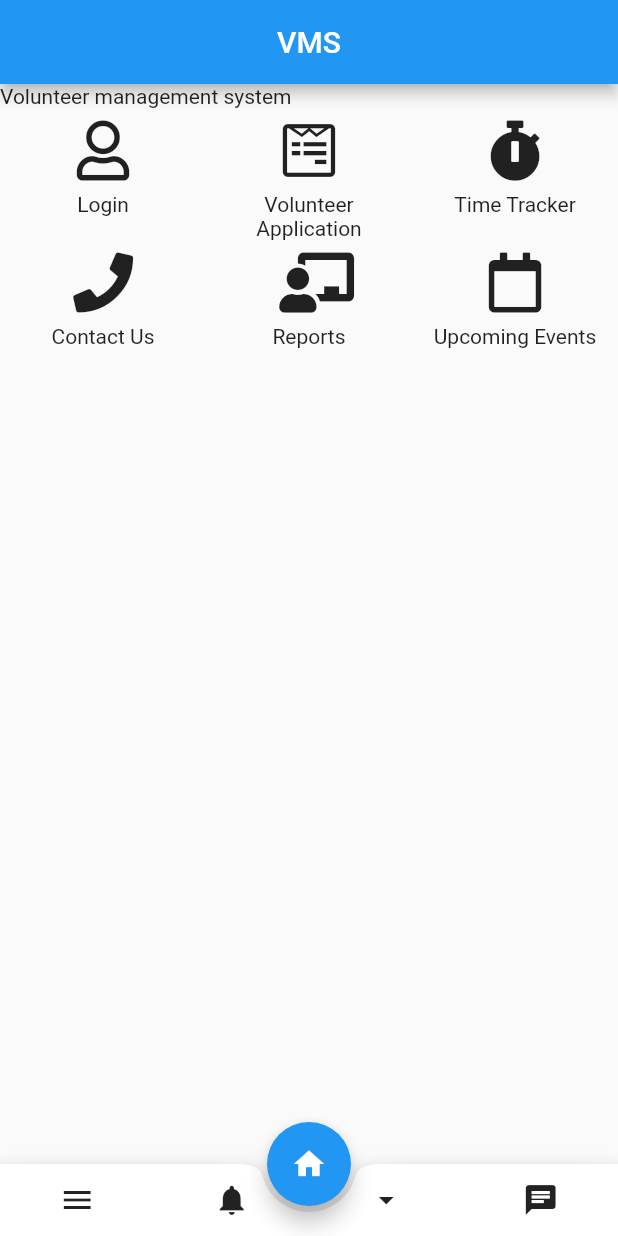
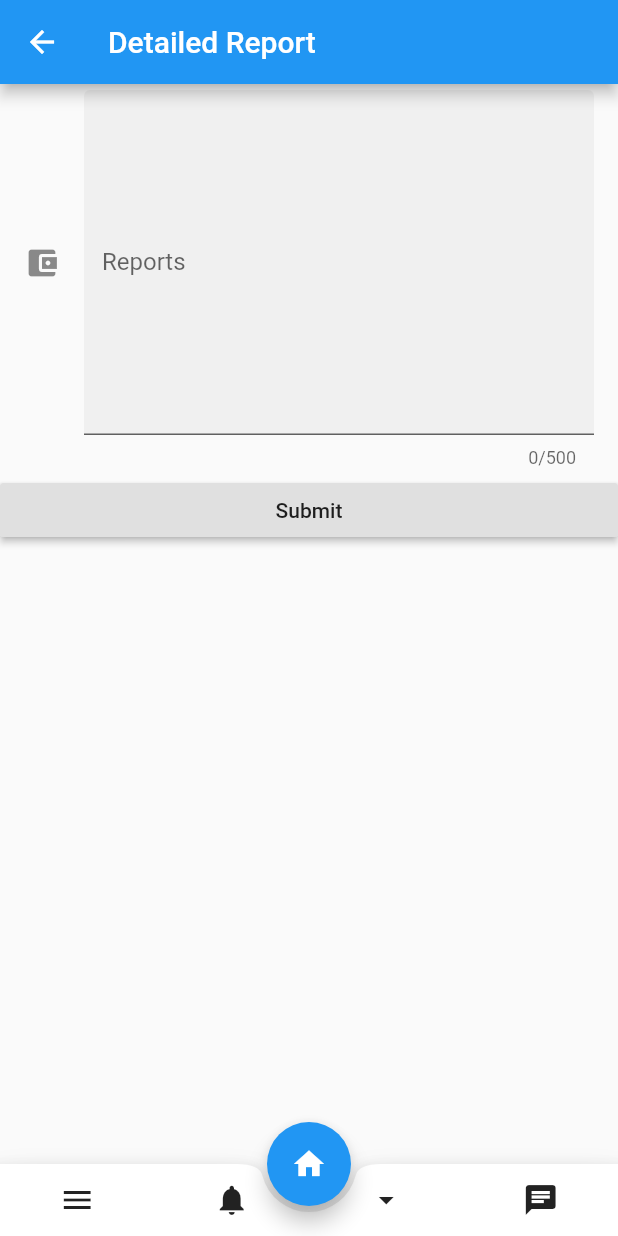
Before and after one commit to ce-akhil/Volunteer-Management-System, a Flutter app: the screen it shows after launch, after a tap on an icon or button, on a phone screen of 412 x 824 dp. Run offline on Flutter 3.47's test engine with Material 2 defaults, Android fonts, the phone set to English and light mode, and no system bars; our stand-ins replace font_awesome_flutter, responsive_grid.

Commit message:
Reports page completed

```diff
--- a/lib/main.dart
+++ b/lib/main.dart
@@ -4,6 +4,7 @@ import 'package:responsive_grid/responsive_grid.dart';
 import 'package:vms/action_button.dart';
 import 'package:vms/appbottombar.dart';
 import 'package:vms/contactus.dart';
+import 'package:vms/report.dart';
 import 'package:vms/volunteer_application.dart';
 
 void main() => runApp(volunteerManagementSystem());
@@ -140,6 +141,9 @@ class _HomeScreenState extends State<HomeScreen> {
                             iconSize: 40,
                             icon: Icon(FontAwesomeIcons.chalkboardTeacher),
                             onPressed: () {
+                              Navigator.push(
+                                  context,
+                                  MaterialPageRoute(builder: (context) => Report()));
                             },
                           ),
                           Text('Reports')
--- a/lib/report.dart
+++ b/lib/report.dart
@@ -0,0 +1,90 @@
+import 'package:flutter/gestures.dart';
+import 'package:flutter/material.dart';
+import 'package:responsive_grid/responsive_grid.dart';
+import 'package:vms/action_button.dart';
+import 'package:vms/appbottombar.dart';
+
+class Report extends StatelessWidget {
+  final double tileMargin = 30;
+  final centerHeight = 50.0;
+
+  @override
+  Widget build(BuildContext context) {
+    return Scaffold(
+      appBar: AppBar(
+        title: Text(
+          'Detailed Report',
+        ),
+      ),
+      drawerDragStartBehavior: DragStartBehavior.down,
+      body: SafeArea(child: getForm(context)),
+      resizeToAvoidBottomInset: false,
+      bottomNavigationBar: AppBottomBar(),
+      floatingActionButton: AppActionButton(),
+      floatingActionButtonLocation: FloatingActionButtonLocation.centerDocked,
+    );
+  }
+
+  Form getForm(BuildContext context) {
+    bool isPortrait = MediaQuery.of(context).orientation == Orientation.portrait
+        ? true
+        : false;
+
+    return Form(
+      child: Scrollbar(
+        child: SingleChildScrollView(
+          dragStartBehavior: DragStartBehavior.down,
+          child: ResponsiveGridRow(
+            children: [
+              ResponsiveGridCol(
+                  xs: 12,
+                  sm: 6,
+                  child: ListTile(
+                    title: TextFormField(
+                      maxLength: 500,
+                      decoration: InputDecoration(
+                        border: UnderlineInputBorder(),
+                        filled: true,
+                        icon: Icon(Icons.account_balance_wallet),
+                        hintText:
+                            'Please provide the detailed report of the things that you completed today.',
+                        labelText: 'Reports',
+                      ),
+                      validator: (String value) {
+                        if (value == null) {
+                          return null;
+                        }
+                        if (value.isEmpty) {
+                          return 'Please enter some text';
+                        }
+                        final n = num.tryParse(value);
+                        if (n == null) {
+                          return '"$value" is not a valid number';
+                        }
+                        return null;
+                      },
+                      maxLines: 10,
+                    ),
+                  )),
+              ResponsiveGridCol(
+                  child: RaisedButton(child: Text('Submit'), onPressed: () {})),
+              ResponsiveGridCol(
+                child: SizedBox(
+                  height: centerHeight,
+                ),
+              ),
+            ],
+          ),
+        ),
+      ),
+    );
+  }
+}
+
+ResponsiveGridCol _addGap(double tileMargin) {
+  return ResponsiveGridCol(
+    child: SizedBox(
+      height: tileMargin,
+    ),
+  );
+}
```
